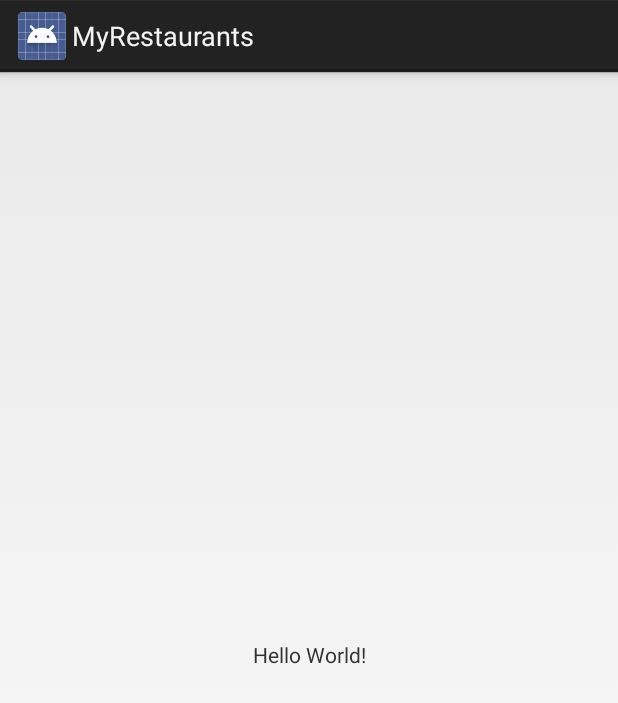
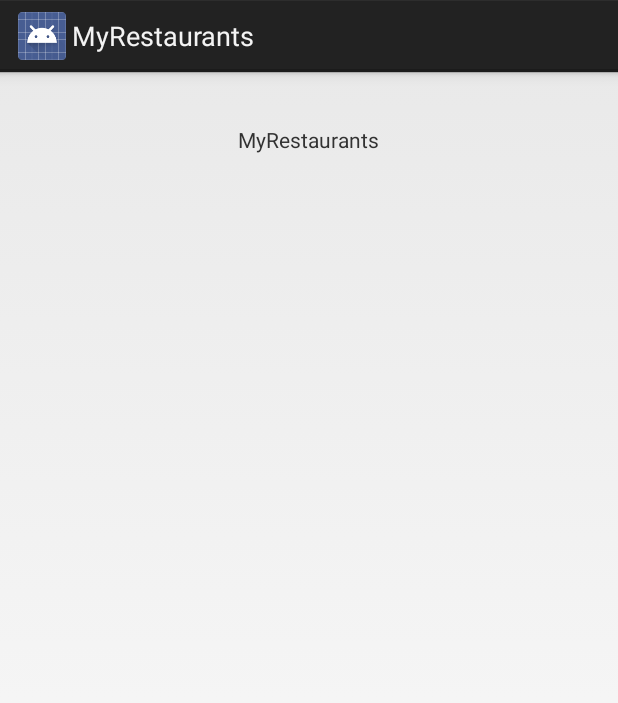
Before and after one commit to kavata9/MyRestaurants2, an Android app: the screen it shows after launch (MainActivity), on a phone screen of 412 x 824 dp. Shown: the top 703 px of the screen. Run offline under Robolectric (Android 15) with nearby library versions, the phone set to English and light mode, and no system bars.

Commit message:
add alternative views

```diff
--- a/app/src/main/res/layout/activity_main.xml
+++ b/app/src/main/res/layout/activity_main.xml
@@ -1,18 +1,15 @@
 <?xml version="1.0" encoding="utf-8"?>
-<android.support.constraint.ConstraintLayout xmlns:android="http://schemas.android.com/apk/res/android"
-    xmlns:app="http://schemas.android.com/apk/res-auto"
+<RelativeLayout xmlns:android="http://schemas.android.com/apk/res/android"
     xmlns:tools="http://schemas.android.com/tools"
     android:layout_width="match_parent"
     android:layout_height="match_parent"
-    tools:context=".MainActivity">
+    tools:context="com.restaurants.agnes.myrestaurants.MainActivity">
 
     <TextView
         android:layout_width="wrap_content"
         android:layout_height="wrap_content"
-        android:text="Hello World!"
-        app:layout_constraintBottom_toBottomOf="parent"
-        app:layout_constraintLeft_toLeftOf="parent"
-        app:layout_constraintRight_toRightOf="parent"
-        app:layout_constraintTop_toTopOf="parent" />
-
-</android.support.constraint.ConstraintLayout>
+        android:text="MyRestaurants"
+        android:layout_alignParentTop="true"
+        android:layout_centerHorizontal="true"
+        android:layout_marginTop="35dp" />
+</RelativeLayout>
```
